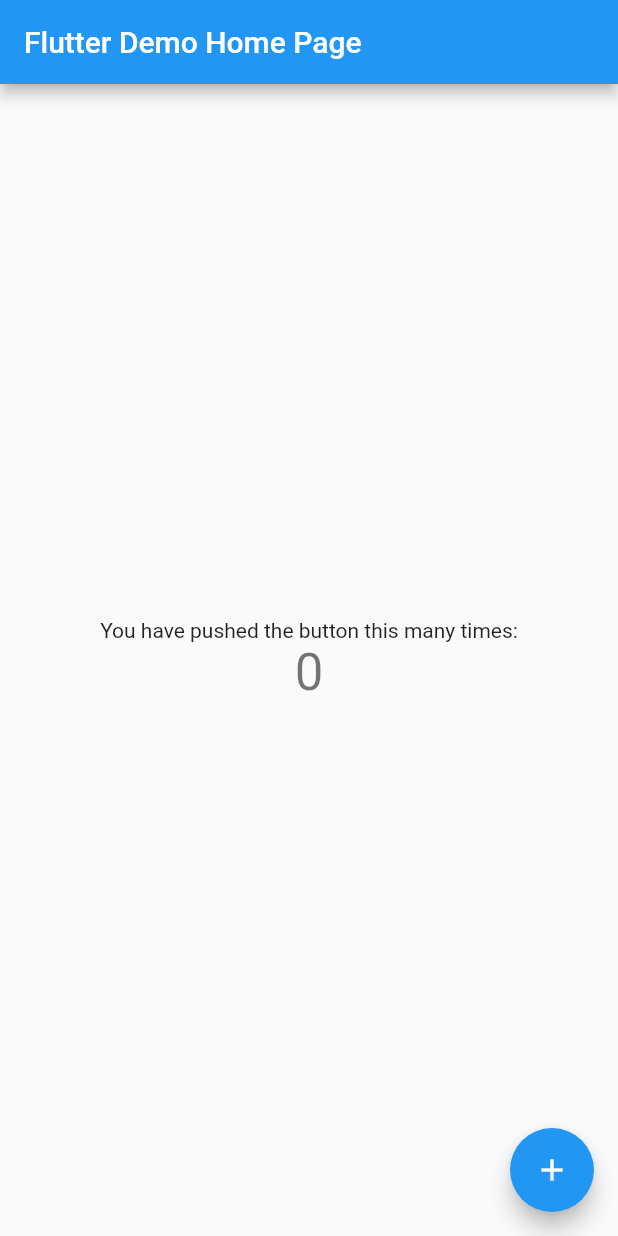
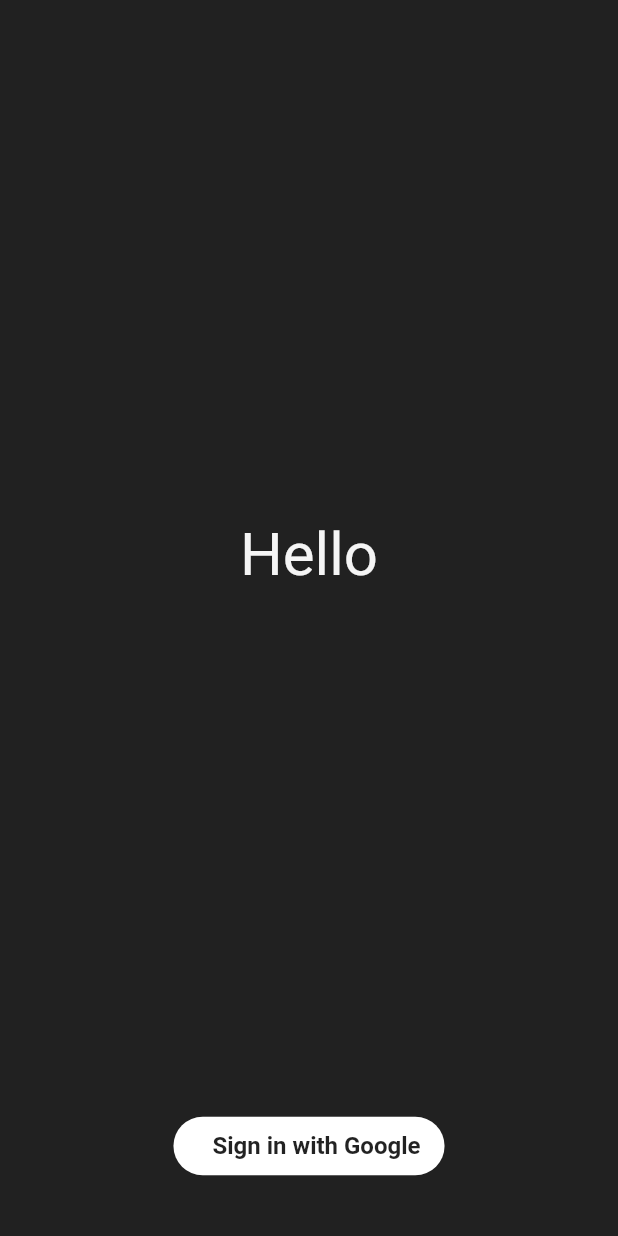
Before and after one commit to ahzamee/projucti_sample, a Flutter app: the screen it shows after launch, on a phone screen of 412 x 824 dp. Run offline on Flutter 3.47's test engine with Material 2 defaults, Android fonts, the phone set to English and light mode, and no system bars; our stand-ins replace firebase_auth, firebase_core, google_sign_in; accounts and stored records are empty; Roboto replaces fonts that are missing (OpenSans).

Commit message:
google_signin_signout

```diff
--- a/lib/main.dart
+++ b/lib/main.dart
@@ -1,113 +1,22 @@
 import 'package:flutter/material.dart';
+import 'package:projucti_sample/ui/sign_in_google.dart';
 
 void main() {
   runApp(MyApp());
 }
 
 class MyApp extends StatelessWidget {
-  // This widget is the root of your application.
   @override
   Widget build(BuildContext context) {
     return MaterialApp(
-      title: 'Flutter Demo',
+      title: 'Projucti Sample',
+      debugShowCheckedModeBanner: false,
       theme: ThemeData(
-        // This is the theme of your application.
-        //
-        // Try running your application with "flutter run". You'll see the
-        // application has a blue toolbar. Then, without quitting the app, try
-        // changing the primarySwatch below to Colors.green and then invoke
-        // "hot reload" (press "r" in the console where you ran "flutter run",
-        // or simply save your changes to "hot reload" in a Flutter IDE).
-        // Notice that the counter didn't reset back to zero; the application
-        // is not restarted.
-        primarySwatch: Colors.blue,
+        primarySwatch: Colors.indigo,
+        brightness: Brightness.dark,
+        fontFamily: 'OpenSans',
       ),
-      home: MyHomePage(title: 'Flutter Demo Home Page'),
+      home: SignInGoogle(),
     );
   }
 }
-
-class MyHomePage extends StatefulWidget {
-  MyHomePage({Key? key, required this.title}) : super(key: key);
-
-  // This widget is the home page of your application. It is stateful, meaning
-  // that it has a State object (defined below) that contains fields that affect
-  // how it looks.
-
-  // This class is the configuration for the state. It holds the values (in this
-  // case the title) provided by the parent (in this case the App widget) and
-  // used by the build method of the State. Fields in a Widget subclass are
-  // always marked "final".
-
-  final String title;
-
-  @override
-  _MyHomePageState createState() => _MyHomePageState();
-}
-
-class _MyHomePageState extends State<MyHomePage> {
-  int _counter = 0;
-
-  void _incrementCounter() {
-    setState(() {
-      // This call to setState tells the Flutter framework that something has
-      // changed in this State, which causes it to rerun the build method below
-      // so that the display can reflect the updated values. If we changed
-      // _counter without calling setState(), then the build method would not be
-      // called again, and so nothing would appear to happen.
-      _counter++;
-    });
-  }
-
-  @override
-  Widget build(BuildContext context) {
-    // This method is rerun every time setState is called, for instance as done
-    // by the _incrementCounter method above.
-    //
-    // The Flutter framework has been optimized to make rerunning build methods
-    // fast, so that you can just rebuild anything that needs updating rather
-    // than having to individually change instances of widgets.
-    return Scaffold(
-      appBar: AppBar(
-        // Here we take the value from the MyHomePage object that was created by
-        // the App.build method, and use it to set our appbar title.
-        title: Text(widget.title),
-      ),
-      body: Center(
-        // Center is a layout widget. It takes a single child and positions it
-        // in the middle of the parent.
-        child: Column(
-          // Column is also a layout widget. It takes a list of children and
-          // arranges them vertically. By default, it sizes itself to fit its
-          // children horizontally, and tries to be as tall as its parent.
-          //
-          // Invoke "debug painting" (press "p" in the console, choose the
-          // "Toggle Debug Paint" action from the Flutter Inspector in Android
-          // Studio, or the "Toggle Debug Paint" command in Visual Studio Code)
-          // to see the wireframe for each widget.
-          //
-          // Column has various properties to control how it sizes itself and
-          // how it positions its children. Here we use mainAxisAlignment to
-          // center the children vertically; the main axis here is the vertical
-          // axis because Columns are vertical (the cross axis would be
-          // horizontal).
-          mainAxisAlignment: MainAxisAlignment.center,
-          children: <Widget>[
-            Text(
-              'You have pushed the button this many times:',
-            ),
-            Text(
-              '$_counter',
-              style: Theme.of(context).textTheme.headline4,
-            ),
-          ],
-        ),
-      ),
-      floatingActionButton: FloatingActionButton(
-        onPressed: _incrementCounter,
-        tooltip: 'Increment',
-        child: Icon(Icons.add),
-      ), // This trailing comma makes auto-formatting nicer for build methods.
-    );
-  }
-}
--- /dev/null
+++ b/lib/res/custom_colors.dart
@@ -0,0 +1,8 @@
+import 'package:flutter/material.dart';
+
+class CustomColor {
+  static final Color loginPageBackground = Colors.grey.shade900;
+  static final Color label = Colors.grey.shade100;
+  static final Color labelBtn = Colors.black87;
+  static final Color circularProgress = Colors.orange.shade400;
+}
--- /dev/null
+++ b/lib/ui/sign_in_google.dart
@@ -0,0 +1,68 @@
+import 'package:flutter/material.dart';
+import 'package:projucti_sample/res/custom_colors.dart';
+import 'package:projucti_sample/utils/authentication.dart';
+import 'package:projucti_sample/widgets/google_sign_in_button.dart';
+
+class SignInGoogle extends StatefulWidget {
+  @override
+  _SignInGoogleState createState() => _SignInGoogleState();
+}
+
+class _SignInGoogleState extends State<SignInGoogle> {
+  @override
+  Widget build(BuildContext context) {
+    return Scaffold(
+      backgroundColor: CustomColor.loginPageBackground,
+      body: SafeArea(
+        child: Stack(
+          children: [
+            Padding(
+              padding: const EdgeInsets.only(
+                left: 16.0,
+                right: 16.0,
+                bottom: 20.0,
+              ),
+              child: Column(
+                mainAxisSize: MainAxisSize.max,
+                children: [
+                  Row(),
+                  Expanded(
+                    child: Column(
+                      mainAxisSize: MainAxisSize.min,
+                      mainAxisAlignment: MainAxisAlignment.center,
+                      children: [
+                        Text(
+                          'Hello',
+                          style: TextStyle(
+                            color: CustomColor.label,
+                            fontSize: 40,
+                          ),
+                        )
+                      ],
+                    ),
+                  ),
+                  FutureBuilder(
+                    future: Authentication.initializeFirebase(context: context),
+                    builder: (context, snapshot) {
+                      if (snapshot.hasError) {
+                        return Text('Error initializing Firebase');
+                      } else if (snapshot.connectionState ==
+                          ConnectionState.done) {
+                        return GoogleSignInButton();
+                      }
+                      return CircularProgressIndicator(
+                        valueColor: AlwaysStoppedAnimation<Color>(
+                          CustomColor.circularProgress,
+                        ),
+                      );
+                    },
+                  ),
+                ],
+              ),
+            ),
+          ],
+        ),
+      ),
+    );
+  }
+}
--- /dev/null
+++ b/lib/widgets/google_sign_in_button.dart
@@ -0,0 +1,76 @@
+import 'package:firebase_auth/firebase_auth.dart';
+import 'package:flutter/material.dart';
+import 'package:projucti_sample/res/custom_colors.dart';
+import 'package:projucti_sample/ui/user_home.dart';
+import 'package:projucti_sample/utils/authentication.dart';
+
+class GoogleSignInButton extends StatefulWidget {
+  @override
+  _GoogleSignInButtonState createState() => _GoogleSignInButtonState();
+}
+
+class _GoogleSignInButtonState extends State<GoogleSignInButton> {
+  bool _isSigningIn = false;
+
+  @override
+  Widget build(BuildContext context) {
+    return Padding(
+      padding: const EdgeInsets.only(bottom: 16.0),
+      child: _isSigningIn
+          ? CircularProgressIndicator(
+              valueColor: AlwaysStoppedAnimation<Color>(Colors.white),
+            )
+          : OutlinedButton(
+              style: ButtonStyle(
+                backgroundColor: MaterialStateProperty.all(Colors.white),
+                shape: MaterialStateProperty.all(
+                  RoundedRectangleBorder(
+                    borderRadius: BorderRadius.circular(40),
+                  ),
+                ),
+              ),
+              onPressed: () async {
+                setState(() {
+                  _isSigningIn = true;
+                });
+                User? user =
+                    await Authentication.signInWithGoogle(context: context);
+
+                setState(() {
+                  _isSigningIn = false;
+                });
+
+                if (user != null) {
+                  Navigator.of(context).pushReplacement(
+                    MaterialPageRoute(
+                      builder: (context) => UserHome(
+                        user: user,
+                      ),
+                    ),
+                  );
+                }
+              },
+              child: Padding(
+                padding: const EdgeInsets.fromLTRB(0, 10, 0, 10),
+                child: Row(
+                  mainAxisSize: MainAxisSize.min,
+                  mainAxisAlignment: MainAxisAlignment.center,
+                  children: <Widget>[
+                    Padding(
+                      padding: const EdgeInsets.only(left: 10),
+                      child: Text(
+                        'Sign in with Google',
+                        style: TextStyle(
+                          fontSize: 16,
+                          color: CustomColor.labelBtn,
+                          fontWeight: FontWeight.w600,
+                        ),
+                      ),
+                    )
+                  ],
+                ),
+              ),
+            ),
+    );
+  }
+}
--- a/pubspec.yaml
+++ b/pubspec.yaml
@@ -28,6 +28,10 @@ dependencies:
   # The following adds the Cupertino Icons font to your application.
   # Use with the CupertinoIcons class for iOS style icons.
   cupertino_icons: ^1.0.2
+  firebase_core: ^1.6.0
+  firebase_auth: ^3.1.0
+  google_sign_in: ^5.0.7
+  cloud_firestore: ^2.5.1
 
 dev_dependencies:
   flutter_test:
```
Also changed, not shown: lib/ui/user_home.dart (added, +72 -0 lines), lib/utils/authentication.dart (added, +119 -0 lines), lib/widgets/app_bar_title.dart (added, +29 -0 lines), pubspec.lock, 2 other files.
